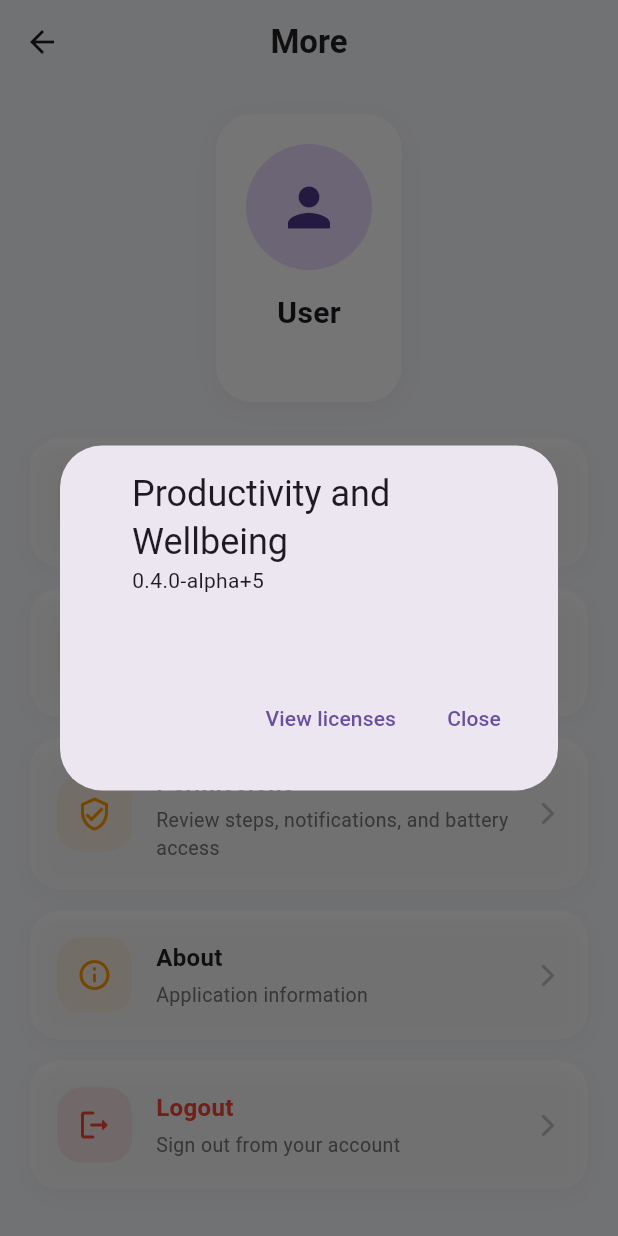
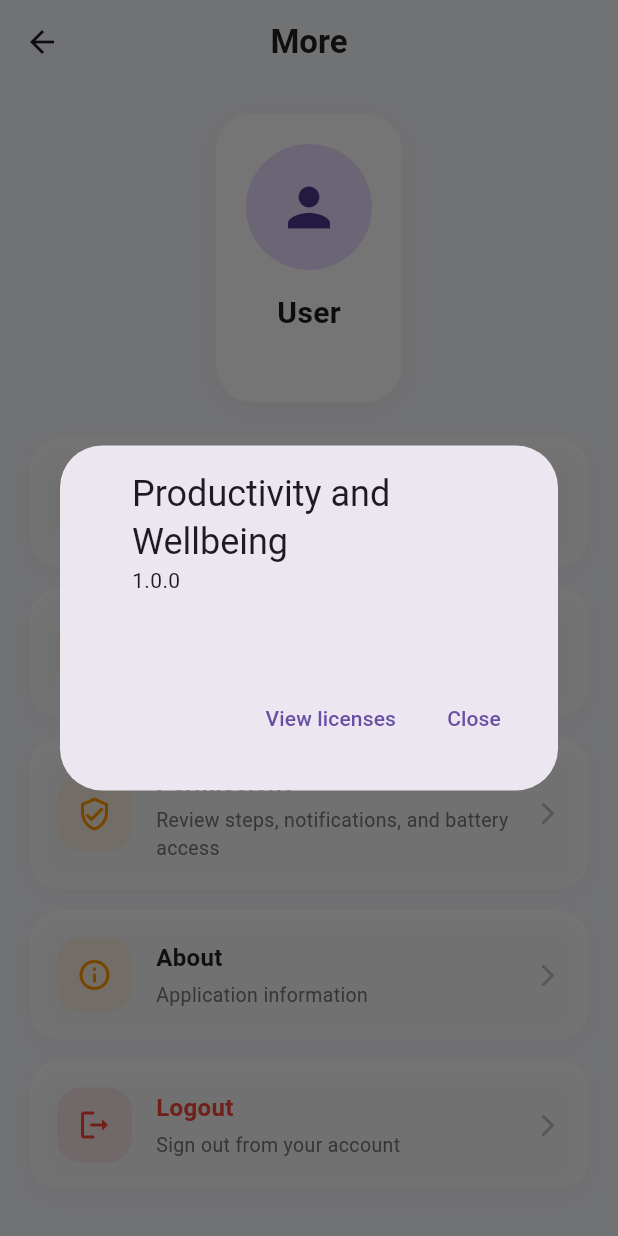
Before and after one commit to BenigJester/FullBrightTrack, a Flutter app: the MoreScreen screen opened directly, after a tap on "About", on a phone screen of 412 x 824 dp. Run offline on Flutter 3.47's test engine with Material 3 defaults, Android fonts, the phone set to English and light mode, and no system bars; our stand-ins replace cloud_firestore, firebase_auth, firebase_core, firebase_messaging, flutter_local_notifications, google_sign_in and 2 more; missing offline and left inert: firebase_app_check, workmanager; accounts and stored records are empty; network calls fail.

Commit message:
update files for the official release

```diff
--- a/genkit_backend/pubspec.yaml
+++ b/genkit_backend/pubspec.yaml
@@ -1,7 +1,7 @@
 name: fullbright_stress_ai
 description: Groq backend for minimized FullBrightTrack stress scoring.
 publish_to: 'none'
-version: 0.2.0
+version: 1.0.0
 
 environment:
   sdk: ^3.10.8
--- a/lib/screens/other_screen.dart
+++ b/lib/screens/other_screen.dart
@@ -271,7 +271,7 @@ class _MoreScreenState extends State<MoreScreen> {
                         showAboutDialog(
                           context: context,
                           applicationName: "Productivity and Wellbeing",
-                          applicationVersion: "0.4.0-alpha+5",
+                          applicationVersion: "1.0.0",
                         );
                       },
                     ),
@@ -762,7 +762,10 @@ class _AccountInformationScreenState extends State<AccountInformationScreen> {
                   children: [
                     Text(
                       "Create a password so this Google account can also sign in with email.",
-                  style: TextStyle(color: Colors.grey.shade700, height: 1.4),
+                      style: TextStyle(
+                        color: Colors.grey.shade700,
+                        height: 1.4,
+                      ),
                     ),
                     const SizedBox(height: 16),
                     _input(
--- a/pubspec.yaml
+++ b/pubspec.yaml
@@ -16,7 +16,7 @@ publish_to: 'none' # Remove this line if you wish to publish to pub.dev
 # https://developer.apple.com/library/archive/documentation/General/Reference/InfoPlistKeyReference/Articles/CoreFoundationKeys.html
 # In Windows, build-name is used as the major, minor, and patch parts
 # of the product and file versions while build-number is used as the build suffix.
-version: 0.4.0-alpha+5
+version: 1.0.0
 
 environment:
   sdk: ^3.10.8
```
Also changed, not shown: 2 other files. Lines whose indentation alone changed are shown as unchanged.
